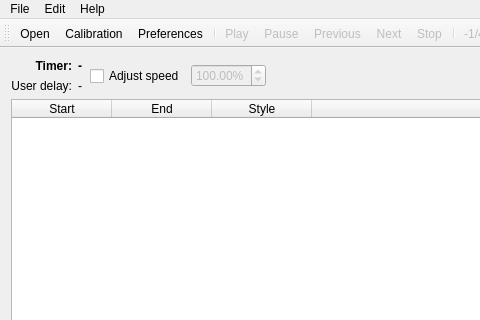
First picture: the form in mainwindow.ui, repository Subtivals/subtivals, before the edit; both pictures show x 0 to 480 and y 0 to 320 of the 800 by 500 pixel window.
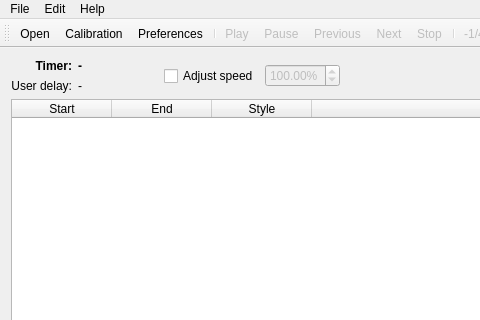
Second picture: the form after the edit. Icons and pictures are not drawn.

Commit message: Fix timer minimum width

The edit to the form file:
```diff
--- a/mainwindow.ui
+++ b/mainwindow.ui
@@ -46,6 +46,12 @@
           <verstretch>0</verstretch>
          </sizepolicy>
         </property>
+        <property name="minimumSize">
+         <size>
+          <width>80</width>
+          <height>0</height>
+         </size>
+        </property>
         <property name="font">
          <font>
           <pointsize>9</pointsize>
```
